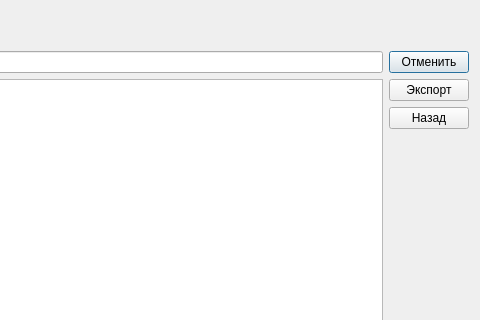
Above: dialog_view_orders.ui from MukizuL/Retail-Sale-App before the change; both pictures show x 220 to 700 and y 0 to 320 of the 700 by 600 pixel window. Below: the same form after it.
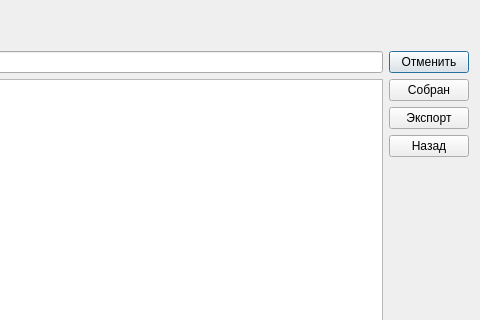
That is the form after the change.

What changed in the file:
```diff
--- a/dialog_view_orders.ui
+++ b/dialog_view_orders.ui
@@ -143,6 +143,13 @@
          </property>
         </widget>
        </item>
+       <item>
+        <widget class="QPushButton" name="pushButton_completed">
+         <property name="text">
+          <string>Собран</string>
+         </property>
+        </widget>
+       </item>
        <item>
         <widget class="QPushButton" name="pushButton_export">
          <property name="text">
```
